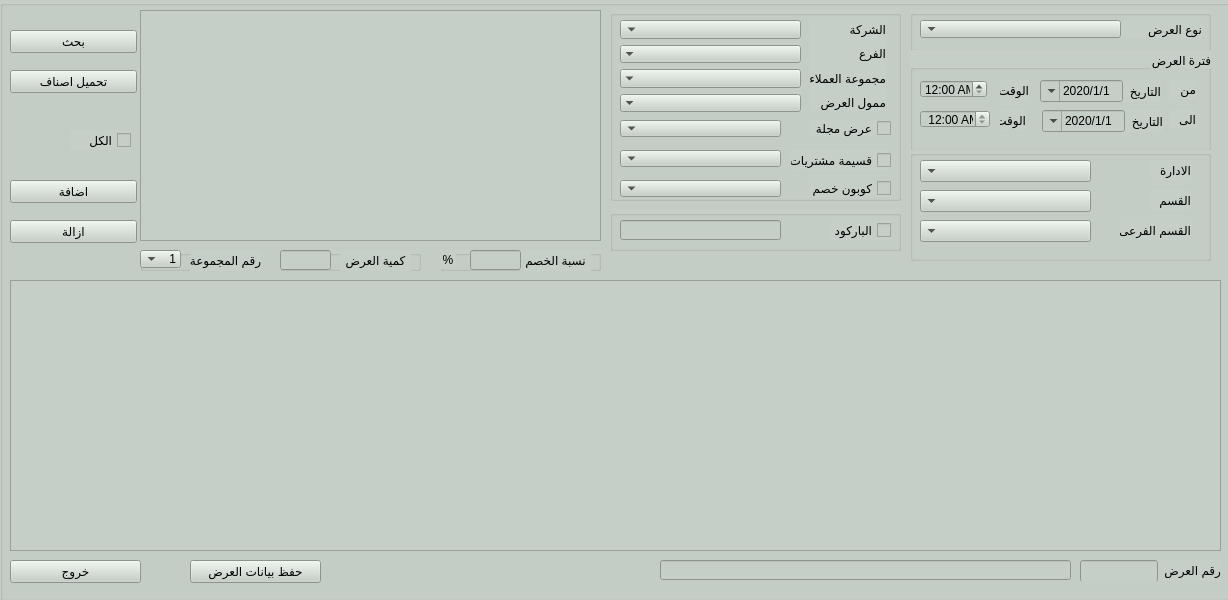
shymaa123456/HyperPOS2020, file presentation/promotion_ui/Promotion_create.ui: the form before one commit.
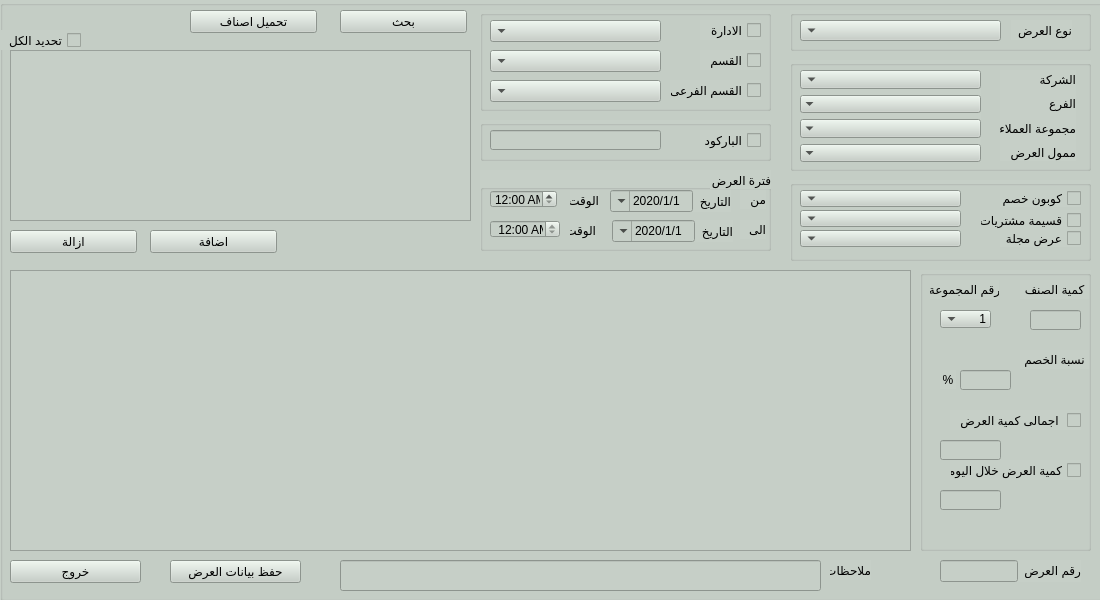
The form after the commit.

```diff
--- a/presentation/promotion_ui/Promotion_create.ui
+++ b/presentation/promotion_ui/Promotion_create.ui
@@ -6,13 +6,13 @@
    <rect>
     <x>0</x>
     <y>0</y>
-    <width>1228</width>
+    <width>1100</width>
     <height>600</height>
    </rect>
   </property>
   <property name="minimumSize">
    <size>
-    <width>1228</width>
+    <width>1100</width>
     <height>600</height>
    </size>
   </property>
@@ -72,10 +72,10 @@
    <widget class="QGroupBox" name="groupBox_3">
     <property name="geometry">
      <rect>
-      <x>610</x>
-      <y>10</y>
-      <width>291</width>
-      <height>191</height>
+      <x>790</x>
+      <y>60</y>
+      <width>301</width>
+      <height>111</height>
      </rect>
     </property>
     <property name="title">
@@ -124,7 +124,7 @@
     <widget class="QWidget" name="layoutWidget">
      <property name="geometry">
       <rect>
-       <x>200</x>
+       <x>210</x>
        <y>10</y>
        <width>76</width>
        <height>91</height>
@@ -161,89 +161,11 @@
       </item>
      </layout>
     </widget>
-    <widget class="QCheckBox" name="QcheckBox_magazine">
-     <property name="geometry">
-      <rect>
-       <x>200</x>
-       <y>110</y>
-       <width>81</width>
-       <height>17</height>
-      </rect>
-     </property>
-     <property name="layoutDirection">
-      <enum>Qt::RightToLeft</enum>
-     </property>
-     <property name="text">
-      <string>عرض مجلة</string>
-     </property>
-    </widget>
-    <widget class="QComboBox" name="Qcombo_magazine">
-     <property name="geometry">
-      <rect>
-       <x>10</x>
-       <y>110</y>
-       <width>161</width>
-       <height>17</height>
-      </rect>
-     </property>
-    </widget>
-    <widget class="QCheckBox" name="QcheckBox_magazine_3">
-     <property name="geometry">
-      <rect>
-       <x>180</x>
-       <y>140</y>
-       <width>101</width>
-       <height>20</height>
-      </rect>
-     </property>
-     <property name="layoutDirection">
-      <enum>Qt::RightToLeft</enum>
-     </property>
-     <property name="text">
-      <string>قسيمة مشتريات</string>
-     </property>
-    </widget>
-    <widget class="QComboBox" name="Qcombo_magazine_2">
-     <property name="geometry">
-      <rect>
-       <x>10</x>
-       <y>140</y>
-       <width>161</width>
-       <height>17</height>
-      </rect>
-     </property>
-    </widget>
-    <widget class="QCheckBox" name="QcheckBox_magazine_4">
-     <property name="geometry">
-      <rect>
-       <x>200</x>
-       <y>170</y>
-       <width>81</width>
-       <height>17</height>
-      </rect>
-     </property>
-     <property name="layoutDirection">
-      <enum>Qt::RightToLeft</enum>
-     </property>
-     <property name="text">
-      <string>كوبون خصم</string>
-     </property>
-    </widget>
-    <widget class="QComboBox" name="Qcombo_magazine_3">
-     <property name="geometry">
-      <rect>
-       <x>10</x>
-       <y>170</y>
-       <width>161</width>
-       <height>17</height>
-      </rect>
-     </property>
-    </widget>
    </widget>
    <widget class="QGroupBox" name="groupBox_4">
     <property name="geometry">
      <rect>
-      <x>910</x>
+      <x>790</x>
       <y>10</y>
       <width>301</width>
       <height>41</height>
@@ -258,10 +180,10 @@
     <widget class="QLabel" name="label">
      <property name="geometry">
       <rect>
-       <x>180</x>
+       <x>221</x>
        <y>10</y>
-       <width>112</width>
-       <height>18</height>
+       <width>61</width>
+       <height>20</height>
       </rect>
      </property>
      <property name="text">
@@ -274,7 +196,7 @@
        <x>10</x>
        <y>10</y>
        <width>201</width>
-       <height>18</height>
+       <height>21</height>
       </rect>
      </property>
      <property name="layoutDirection">
@@ -288,10 +210,10 @@
    <widget class="QGroupBox" name="groupBox_2">
     <property name="geometry">
      <rect>
-      <x>910</x>
-      <y>50</y>
-      <width>301</width>
-      <height>101</height>
+      <x>480</x>
+      <y>170</y>
+      <width>291</width>
+      <height>81</height>
      </rect>
     </property>
     <property name="layoutDirection">
@@ -304,7 +226,7 @@
      <property name="geometry">
       <rect>
        <x>130</x>
-       <y>30</y>
+       <y>20</y>
        <width>121</width>
        <height>22</height>
       </rect>
@@ -346,7 +268,7 @@
      <property name="geometry">
       <rect>
        <x>260</x>
-       <y>30</y>
+       <y>20</y>
        <width>26</width>
        <height>19</height>
       </rect>
@@ -359,7 +281,7 @@
      <property name="geometry">
       <rect>
        <x>260</x>
-       <y>60</y>
+       <y>50</y>
        <width>26</width>
        <height>19</height>
       </rect>
@@ -372,7 +294,7 @@
      <property name="geometry">
       <rect>
        <x>132</x>
-       <y>60</y>
+       <y>50</y>
        <width>121</width>
        <height>22</height>
       </rect>
@@ -411,7 +333,7 @@
      <property name="geometry">
       <rect>
        <x>10</x>
-       <y>60</y>
+       <y>50</y>
        <width>70</width>
        <height>18</height>
       </rect>
@@ -436,7 +358,7 @@
      <property name="geometry">
       <rect>
        <x>90</x>
-       <y>60</y>
+       <y>50</y>
        <width>26</width>
        <height>20</height>
       </rect>
@@ -449,7 +371,7 @@
      <property name="geometry">
       <rect>
        <x>90</x>
-       <y>30</y>
+       <y>20</y>
        <width>29</width>
        <height>20</height>
       </rect>
@@ -462,7 +384,7 @@
      <property name="geometry">
       <rect>
        <x>10</x>
-       <y>30</y>
+       <y>20</y>
        <width>67</width>
        <height>18</height>
       </rect>
@@ -481,55 +403,13 @@
      </property>
     </widget>
    </widget>
-   <widget class="QGroupBox" name="groupBox_5">
-    <property name="geometry">
-     <rect>
-      <x>1080</x>
-      <y>560</y>
-      <width>141</width>
-      <height>21</height>
-     </rect>
-    </property>
-    <property name="layoutDirection">
-     <enum>Qt::RightToLeft</enum>
-    </property>
-    <property name="title">
-     <string/>
-    </property>
-    <widget class="QWidget" name="horizontalLayoutWidget">
-     <property name="geometry">
-      <rect>
-       <x>0</x>
-       <y>0</y>
-       <width>141</width>
-       <height>22</height>
-      </rect>
-     </property>
-     <layout class="QHBoxLayout" name="horizontalLayout_3">
-      <item alignment="Qt::AlignVCenter">
-       <widget class="QLabel" name="label_12">
-        <property name="text">
-         <string>رقم العرض</string>
-        </property>
-       </widget>
-      </item>
-      <item>
-       <widget class="QLineEdit" name="Qline_promotion">
-        <property name="enabled">
-         <bool>false</bool>
-        </property>
-       </widget>
-      </item>
-     </layout>
-    </widget>
-   </widget>
    <widget class="QGroupBox" name="groupBox_6">
     <property name="geometry">
      <rect>
-      <x>910</x>
-      <y>150</y>
-      <width>301</width>
-      <height>111</height>
+      <x>480</x>
+      <y>10</y>
+      <width>291</width>
+      <height>101</height>
      </rect>
     </property>
     <property name="title">
@@ -545,32 +425,6 @@
       </rect>
      </property>
     </widget>
-    <widget class="QLabel" name="label_13">
-     <property name="geometry">
-      <rect>
-       <x>240</x>
-       <y>10</y>
-       <width>41</width>
-       <height>20</height>
-      </rect>
-     </property>
-     <property name="text">
-      <string>الادارة</string>
-     </property>
-    </widget>
-    <widget class="QLabel" name="label_14">
-     <property name="geometry">
-      <rect>
-       <x>240</x>
-       <y>40</y>
-       <width>41</width>
-       <height>20</height>
-      </rect>
-     </property>
-     <property name="text">
-      <string>القسم</string>
-     </property>
-    </widget>
     <widget class="QComboBox" name="Qcombo_section">
      <property name="geometry">
       <rect>
@@ -591,15 +445,50 @@
       </rect>
      </property>
     </widget>
-    <widget class="QLabel" name="label_15">
+    <widget class="QCheckBox" name="QcheckBox_magazine_5">
      <property name="geometry">
       <rect>
-       <x>210</x>
+       <x>220</x>
+       <y>10</y>
+       <width>61</width>
+       <height>20</height>
+      </rect>
+     </property>
+     <property name="layoutDirection">
+      <enum>Qt::RightToLeft</enum>
+     </property>
+     <property name="text">
+      <string>الادارة</string>
+     </property>
+    </widget>
+    <widget class="QCheckBox" name="QcheckBox_magazine_6">
+     <property name="geometry">
+      <rect>
+       <x>220</x>
+       <y>40</y>
+       <width>61</width>
+       <height>20</height>
+      </rect>
+     </property>
+     <property name="layoutDirection">
+      <enum>Qt::RightToLeft</enum>
+     </property>
+     <property name="text">
+      <string>القسم</string>
+     </property>
+    </widget>
+    <widget class="QCheckBox" name="QcheckBox_magazine_7">
+     <property name="geometry">
+      <rect>
+       <x>190</x>
        <y>70</y>
-       <width>71</width>
+       <width>91</width>
        <height>20</height>
       </rect>
      </property>
+     <property name="layoutDirection">
+      <enum>Qt::RightToLeft</enum>
+     </property>
      <property name="text">
       <string>القسم الفرعى</string>
      </property>
@@ -608,8 +497,8 @@
    <widget class="QGroupBox" name="groupBox_7">
     <property name="geometry">
      <rect>
-      <x>610</x>
-      <y>210</y>
+      <x>480</x>
+      <y>120</y>
       <width>291</width>
       <height>41</height>
      </rect>
@@ -625,7 +514,7 @@
       <rect>
        <x>10</x>
        <y>10</y>
-       <width>161</width>
+       <width>171</width>
        <height>20</height>
       </rect>
      </property>
@@ -659,10 +548,10 @@
    <widget class="QTableWidget" name="tableWidget">
     <property name="geometry">
      <rect>
-      <x>140</x>
-      <y>10</y>
+      <x>10</x>
+      <y>50</y>
       <width>461</width>
-      <height>231</height>
+      <height>171</height>
      </rect>
     </property>
     <property name="sizeAdjustPolicy">
@@ -687,8 +576,8 @@
    <widget class="QPushButton" name="Qbtn_search">
     <property name="geometry">
      <rect>
-      <x>10</x>
-      <y>30</y>
+      <x>340</x>
+      <y>10</y>
       <width>127</width>
       <height>23</height>
      </rect>
@@ -700,8 +589,8 @@
    <widget class="QPushButton" name="Qbtn_add">
     <property name="geometry">
      <rect>
-      <x>10</x>
-      <y>180</y>
+      <x>150</x>
+      <y>230</y>
       <width>127</width>
       <height>23</height>
      </rect>
@@ -713,8 +602,8 @@
    <widget class="QPushButton" name="Qbtn_add_list">
     <property name="geometry">
      <rect>
-      <x>10</x>
-      <y>70</y>
+      <x>190</x>
+      <y>10</y>
       <width>127</width>
       <height>23</height>
      </rect>
@@ -726,7 +615,7 @@
    <widget class="QPushButton" name="Qbtn_save">
     <property name="geometry">
      <rect>
-      <x>190</x>
+      <x>170</x>
       <y>560</y>
       <width>131</width>
       <height>23</height>
@@ -753,9 +642,9 @@
     <property name="geometry">
      <rect>
       <x>10</x>
-      <y>280</y>
-      <width>1211</width>
-      <height>271</height>
+      <y>270</y>
+      <width>901</width>
+      <height>281</height>
      </rect>
     </property>
     <layout class="QGridLayout" name="gridLayout_7">
@@ -780,10 +669,10 @@
    <widget class="QGroupBox" name="groupBox_8">
     <property name="geometry">
      <rect>
-      <x>140</x>
-      <y>250</y>
-      <width>121</width>
-      <height>21</height>
+      <x>920</x>
+      <y>270</y>
+      <width>171</width>
+      <height>281</height>
      </rect>
     </property>
     <property name="layoutDirection">
@@ -792,34 +681,12 @@
     <property name="title">
      <string/>
     </property>
-    <widget class="QWidget" name="horizontalLayoutWidget_2">
-     <property name="geometry">
-      <rect>
-       <x>50</x>
-       <y>0</y>
-       <width>71</width>
-       <height>21</height>
-      </rect>
-     </property>
-     <layout class="QVBoxLayout" name="verticalLayout">
-      <item>
-       <widget class="QLabel" name="label_16">
-        <property name="text">
-         <string>رقم المجموعة</string>
-        </property>
-        <property name="alignment">
-         <set>Qt::AlignCenter</set>
-        </property>
-       </widget>
-      </item>
-     </layout>
-    </widget>
     <widget class="QComboBox" name="Qcombo_magazine_4">
      <property name="geometry">
       <rect>
-       <x>0</x>
-       <y>0</y>
-       <width>41</width>
+       <x>20</x>
+       <y>40</y>
+       <width>51</width>
        <height>18</height>
       </rect>
      </property>
@@ -849,56 +716,53 @@
       </property>
      </item>
     </widget>
-   </widget>
-   <widget class="QPushButton" name="Qbtn_remove">
-    <property name="geometry">
-     <rect>
-      <x>10</x>
-      <y>220</y>
-      <width>127</width>
-      <height>23</height>
-     </rect>
-    </property>
-    <property name="text">
-     <string>ازالة</string>
-    </property>
-   </widget>
-   <widget class="QGroupBox" name="groupBox_9">
-    <property name="geometry">
-     <rect>
-      <x>440</x>
-      <y>250</y>
-      <width>161</width>
-      <height>21</height>
-     </rect>
-    </property>
-    <property name="layoutDirection">
-     <enum>Qt::RightToLeft</enum>
-    </property>
-    <property name="title">
-     <string/>
-    </property>
-    <widget class="QWidget" name="horizontalLayoutWidget_3">
+    <widget class="QLineEdit" name="QLilne_Barcode_3">
+     <property name="enabled">
+      <bool>true</bool>
+     </property>
      <property name="geometry">
       <rect>
-       <x>80</x>
-       <y>0</y>
-       <width>71</width>
-       <height>21</height>
+       <x>110</x>
+       <y>40</y>
+       <width>51</width>
+       <height>20</height>
       </rect>
      </property>
-     <layout class="QVBoxLayout" name="verticalLayout_4">
-      <item>
-       <widget class="QLabel" name="label_17">
-        <property name="text">
-         <string>نسبة الخصم</string>
-        </property>
-        <property name="alignment">
-         <set>Qt::AlignCenter</set>
-        </property>
-       </widget>
-      </item>
-     </layout>
+     <property name="alignment">
+      <set>Qt::AlignCenter</set>
+     </property>
+    </widget>
+    <widget class="QLabel" name="label_19">
+     <property name="geometry">
+      <rect>
+       <x>100</x>
+       <y>10</y>
+       <width>69</width>
+       <height>19</height>
+      </rect>
+     </property>
+     <property name="text">
+      <string>كمية الصنف</string>
+     </property>
+     <property name="alignment">
+      <set>Qt::AlignCenter</set>
+     </property>
+    </widget>
+    <widget class="QLabel" name="label_16">
+     <property name="geometry">
+      <rect>
+       <x>10</x>
+       <y>10</y>
+       <width>69</width>
+       <height>19</height>
+      </rect>
+     </property>
+     <property name="text">
+      <string>رقم المجموعة</string>
+     </property>
+     <property name="alignment">
+      <set>Qt::AlignCenter</set>
+     </property>
     </widget>
     <widget class="QLineEdit" name="QLilne_Barcode_2">
      <property name="enabled">
@@ -906,8 +770,8 @@
      </property>
      <property name="geometry">
       <rect>
-       <x>30</x>
-       <y>0</y>
+       <x>40</x>
+       <y>100</y>
        <width>51</width>
        <height>20</height>
       </rect>
@@ -919,8 +783,8 @@
     <widget class="QLabel" name="label_18">
      <property name="geometry">
       <rect>
-       <x>0</x>
-       <y>0</y>
+       <x>20</x>
+       <y>100</y>
        <width>16</width>
        <height>19</height>
       </rect>
@@ -932,67 +796,106 @@
       <set>Qt::AlignCenter</set>
      </property>
     </widget>
+    <widget class="QLabel" name="label_17">
+     <property name="geometry">
+      <rect>
+       <x>100</x>
+       <y>80</y>
+       <width>69</width>
+       <height>19</height>
+      </rect>
+     </property>
+     <property name="text">
+      <string>نسبة الخصم</string>
+     </property>
+     <property name="alignment">
+      <set>Qt::AlignCenter</set>
+     </property>
+    </widget>
+    <widget class="QLineEdit" name="QLilne_Barcode_4">
+     <property name="enabled">
+      <bool>true</bool>
+     </property>
+     <property name="geometry">
+      <rect>
+       <x>20</x>
+       <y>220</y>
+       <width>61</width>
+       <height>20</height>
+      </rect>
+     </property>
+     <property name="alignment">
+      <set>Qt::AlignCenter</set>
+     </property>
+    </widget>
+    <widget class="QCheckBox" name="QcheckBox_magazine_8">
+     <property name="geometry">
+      <rect>
+       <x>30</x>
+       <y>190</y>
+       <width>131</width>
+       <height>20</height>
+      </rect>
+     </property>
+     <property name="layoutDirection">
+      <enum>Qt::RightToLeft</enum>
+     </property>
+     <property name="text">
+      <string>كمية العرض خلال اليوم</string>
+     </property>
+    </widget>
+    <widget class="QCheckBox" name="QcheckBox_magazine_9">
+     <property name="geometry">
+      <rect>
+       <x>30</x>
+       <y>140</y>
+       <width>131</width>
+       <height>20</height>
+      </rect>
+     </property>
+     <property name="layoutDirection">
+      <enum>Qt::RightToLeft</enum>
+     </property>
+     <property name="text">
+      <string>اجمالى كمية العرض </string>
+     </property>
+    </widget>
+    <widget class="QLineEdit" name="QLilne_Barcode_5">
+     <property name="enabled">
+      <bool>true</bool>
+     </property>
+     <property name="geometry">
+      <rect>
+       <x>20</x>
+       <y>170</y>
+       <width>61</width>
+       <height>20</height>
+      </rect>
+     </property>
+     <property name="alignment">
+      <set>Qt::AlignCenter</set>
+     </property>
+    </widget>
    </widget>
-   <widget class="QGroupBox" name="groupBox_10">
+   <widget class="QPushButton" name="Qbtn_remove">
     <property name="geometry">
      <rect>
-      <x>280</x>
-      <y>250</y>
-      <width>141</width>
-      <height>21</height>
+      <x>10</x>
+      <y>230</y>
+      <width>127</width>
+      <height>23</height>
      </rect>
     </property>
-    <property name="layoutDirection">
-     <enum>Qt::RightToLeft</enum>
+    <property name="text">
+     <string>ازالة</string>
     </property>
-    <property name="title">
-     <string/>
-    </property>
-    <widget class="QWidget" name="horizontalLayoutWidget_4">
-     <property name="geometry">
-      <rect>
-       <x>60</x>
-       <y>0</y>
-       <width>71</width>
-       <height>21</height>
-      </rect>
-     </property>
-     <layout class="QVBoxLayout" name="verticalLayout_5">
-      <item>
-       <widget class="QLabel" name="label_19">
-        <property name="text">
-         <string>كمية العرض</string>
-        </property>
-        <property name="alignment">
-         <set>Qt::AlignCenter</set>
-        </property>
-       </widget>
-      </item>
-     </layout>
-    </widget>
-    <widget class="QLineEdit" name="QLilne_Barcode_3">
-     <property name="enabled">
-      <bool>true</bool>
-     </property>
-     <property name="geometry">
-      <rect>
-       <x>0</x>
-       <y>0</y>
-       <width>51</width>
-       <height>20</height>
-      </rect>
-     </property>
-     <property name="alignment">
-      <set>Qt::AlignCenter</set>
-     </property>
-    </widget>
    </widget>
    <widget class="QCheckBox" name="QcheckBox_all">
     <property name="geometry">
      <rect>
-      <x>70</x>
-      <y>130</y>
-      <width>61</width>
+      <x>0</x>
+      <y>30</y>
+      <width>81</width>
       <height>20</height>
      </rect>
     </property>
@@ -1000,7 +903,7 @@
      <enum>Qt::RightToLeft</enum>
     </property>
     <property name="text">
-     <string>الكل</string>
+     <string>تحديد الكل</string>
     </property>
    </widget>
    <widget class="QLineEdit" name="QLilne_promotion">
@@ -1009,16 +912,146 @@
     </property>
     <property name="geometry">
      <rect>
-      <x>660</x>
+      <x>340</x>
       <y>560</y>
-      <width>411</width>
-      <height>20</height>
+      <width>481</width>
+      <height>31</height>
      </rect>
     </property>
     <property name="alignment">
      <set>Qt::AlignCenter</set>
     </property>
    </widget>
+   <widget class="QGroupBox" name="groupBox_11">
+    <property name="geometry">
+     <rect>
+      <x>790</x>
+      <y>180</y>
+      <width>301</width>
+      <height>81</height>
+     </rect>
+    </property>
+    <property name="title">
+     <string/>
+    </property>
+    <widget class="QCheckBox" name="QcheckBox_magazine_4">
+     <property name="geometry">
+      <rect>
+       <x>210</x>
+       <y>10</y>
+       <width>81</width>
+       <height>17</height>
+      </rect>
+     </property>
+     <property name="layoutDirection">
+      <enum>Qt::RightToLeft</enum>
+     </property>
+     <property name="text">
+      <string>كوبون خصم</string>
+     </property>
+    </widget>
+    <widget class="QCheckBox" name="QcheckBox_magazine_3">
+     <property name="geometry">
+      <rect>
+       <x>190</x>
+       <y>30</y>
+       <width>101</width>
+       <height>20</height>
+      </rect>
+     </property>
+     <property name="layoutDirection">
+      <enum>Qt::RightToLeft</enum>
+     </property>
+     <property name="text">
+      <string>قسيمة مشتريات</string>
+     </property>
+    </widget>
+    <widget class="QComboBox" name="Qcombo_magazine_2">
+     <property name="geometry">
+      <rect>
+       <x>10</x>
+       <y>30</y>
+       <width>161</width>
+       <height>17</height>
+      </rect>
+     </property>
+    </widget>
+    <widget class="QComboBox" name="Qcombo_magazine">
+     <property name="geometry">
+      <rect>
+       <x>10</x>
+       <y>50</y>
+       <width>161</width>
+       <height>17</height>
+      </rect>
+     </property>
+    </widget>
+    <widget class="QCheckBox" name="QcheckBox_magazine">
+     <property name="geometry">
+      <rect>
+       <x>210</x>
+       <y>50</y>
+       <width>81</width>
+       <height>17</height>
+      </rect>
+     </property>
+     <property name="layoutDirection">
+      <enum>Qt::RightToLeft</enum>
+     </property>
+     <property name="text">
+      <string>عرض مجلة</string>
+     </property>
+    </widget>
+    <widget class="QComboBox" name="Qcombo_magazine_3">
+     <property name="geometry">
+      <rect>
+       <x>10</x>
+       <y>10</y>
+       <width>161</width>
+       <height>17</height>
+      </rect>
+     </property>
+    </widget>
+   </widget>
+   <widget class="QWidget" name="horizontalLayoutWidget">
+    <property name="geometry">
+     <rect>
+      <x>940</x>
+      <y>560</y>
+      <width>141</width>
+      <height>22</height>
+     </rect>
+    </property>
+    <layout class="QHBoxLayout" name="horizontalLayout_3">
+     <item alignment="Qt::AlignVCenter">
+      <widget class="QLabel" name="label_12">
+       <property name="text">
+        <string>رقم العرض</string>
+       </property>
+      </widget>
+     </item>
+     <item>
+      <widget class="QLineEdit" name="Qline_promotion">
+       <property name="enabled">
+        <bool>false</bool>
+       </property>
+      </widget>
+     </item>
+    </layout>
+   </widget>
+   <widget class="QLabel" name="label_13">
+    <property name="geometry">
+     <rect>
+      <x>830</x>
+      <y>560</y>
+      <width>41</width>
+      <height>20</height>
+     </rect>
+    </property>
+    <property name="text">
+     <string>ملاحظات</string>
+    </property>
+   </widget>
   </widget>
  </widget>
  <resources/>
```
